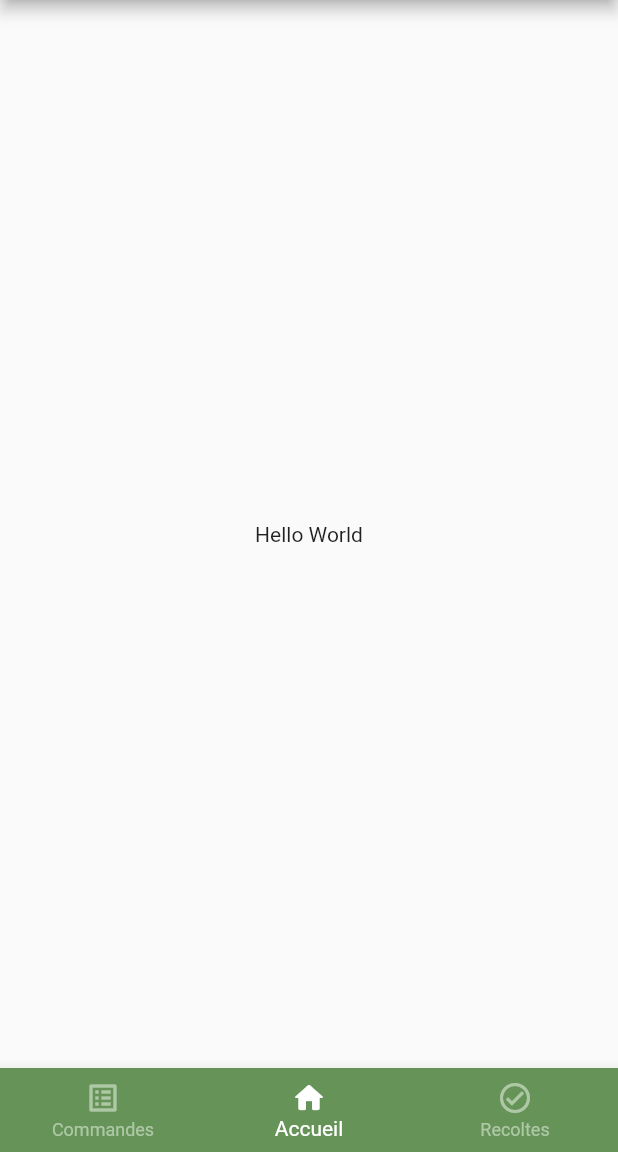
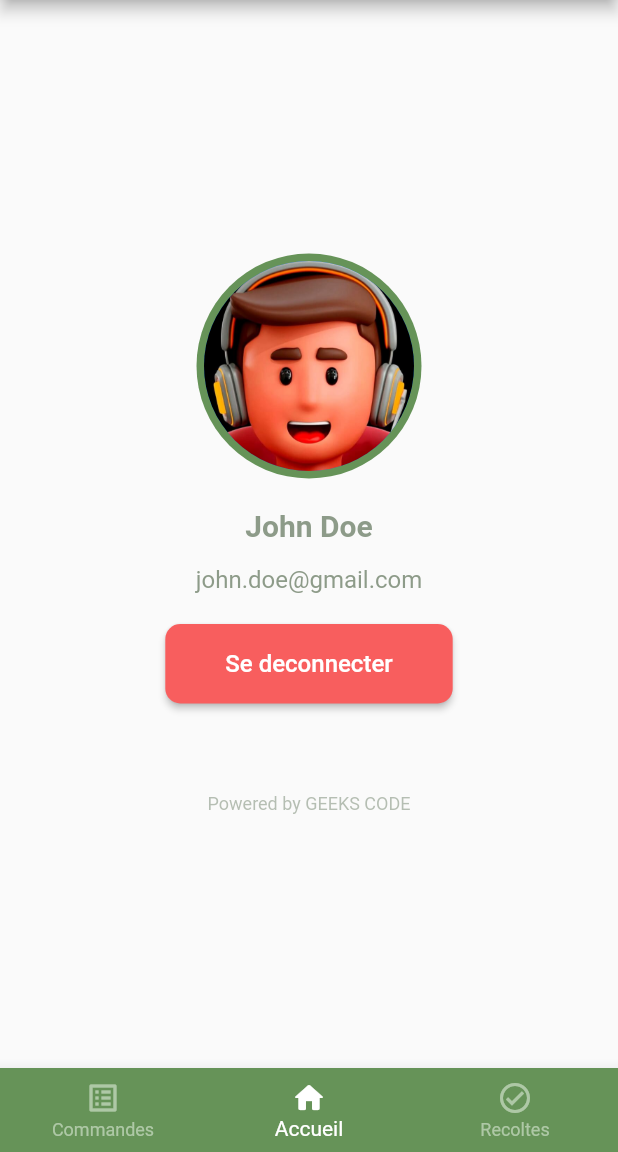
Before and after one commit to agnilondapakou/swipe_app, a Flutter app: the screen it shows after launch, on a phone screen of 412 x 824 dp, the part 84-1236 px from its top. Run offline on Flutter 3.47's test engine with Material 2 defaults, Android fonts, the phone set to English and light mode, and no system bars; Roboto replaces fonts that are missing (Poppins).

Commit message:
firs version off profile page

```diff
--- a/lib/main.dart
+++ b/lib/main.dart
@@ -1,5 +1,5 @@
 import 'package:flutter/material.dart';
-import 'package:swipe_app/pages/entreprise/profile_page.dart';
+import 'package:swipe_app/screens/entreprise/profile_page.dart';
 
 void main() {
   runApp(const MyApp());
@@ -11,10 +11,13 @@ class MyApp extends StatelessWidget {
   // This widget is the root of your application.
   @override
   Widget build(BuildContext context) {
-    return const MaterialApp(
+    return MaterialApp(
       debugShowCheckedModeBanner: false,
       title: 'Swipe App',
-      home: LoginPage(),
+      home: ProfilePage(
+        username: "John Doe",
+        usermail: "john.doe@gmail.com",
+      ),
     );
   }
 }
--- a/lib/pages/entreprise/profile_page.dart
+++ /dev/null
@@ -1,23 +0,0 @@
-import 'package:flutter/material.dart';
-import 'package:swipe_app/widgets/nav_bar_widget.dart';
-import 'package:swipe_app/widgets/top_bar_widget.dart';
-
-class LoginPage extends StatelessWidget {
-  const LoginPage({super.key});
-
-  @override
-  Widget build(BuildContext context) {
-    return Scaffold(
-      appBar: TopBarWidget(
-        title: 'Swipe App',
-        notification_icon: Icon(Icons.notifications_outlined),
-        profile_icon: Icon(Icons.person_outline_rounded),
-        notification_counter: '0',
-      ),
-      bottomNavigationBar: NavBarWidget(),
-      body: Center(
-        child: Text('Hello World'),
-      ),
-    );
-  }
-}
--- /dev/null
+++ b/lib/screens/entreprise/profile_page.dart
@@ -0,0 +1,87 @@
+import 'package:flutter/material.dart';
+import 'package:swipe_app/widgets/nav_bar_widget.dart';
+import 'package:swipe_app/widgets/profile_image_widget.dart';
+import 'package:swipe_app/widgets/top_bar_widget.dart';
+
+class ProfilePage extends StatelessWidget {
+  String username;
+  String usermail;
+  ProfilePage({required this.username, required this.usermail, super.key});
+
+  @override
+  Widget build(BuildContext context) {
+    return Scaffold(
+      appBar: const TopBarWidget(
+        title: 'Swipe App',
+        notification_icon: Icon(Icons.notifications_outlined),
+        profile_icon: Icon(Icons.person_outline_rounded),
+        notification_counter: '0',
+      ),
+      bottomNavigationBar: const NavBarWidget(),
+      body: Scaffold(
+        body: Center(
+          child: Column(
+            mainAxisAlignment: MainAxisAlignment.center,
+            // crossAxisAlignment: CrossAxisAlignment.center,
+            children: [
+              ProfileImageWidget(
+                  profile_image: Image.asset('assets/images/profile.jpg')),
+              const SizedBox(height: 20),
+              Text(
+                username,
+                style: const TextStyle(
+                  fontSize: 20,
+                  fontWeight: FontWeight.bold,
+                  // color code #4D6346
+                  color: Color.fromARGB(160, 77, 99, 70),
+                ),
+              ),
+              const SizedBox(height: 15),
+              Text(
+                usermail,
+                style: const TextStyle(
+                  fontSize: 16,
+                  // color code #4D6346
+                  color: Color.fromARGB(160, 77, 99, 70),
+                ),
+              ),
+              const SizedBox(height: 20),
+              // button logout
+              ElevatedButton(
+                onPressed: () {
+                  // Navigator.pushNamed(context, );
+                },
+                style: ElevatedButton.styleFrom(
+                  backgroundColor: const Color.fromARGB(255, 248, 94, 94),
+                  shape: RoundedRectangleBorder(
+                    borderRadius: BorderRadius.circular(10),
+                  ),
+                  padding:
+                      const EdgeInsets.symmetric(horizontal: 40, vertical: 17),
+                ),
+                child: const Text(
+                  'Se deconnecter',
+                  style: TextStyle(
+                    fontFamily: "Poppins",
+                    fontSize: 16,
+                  ),
+                ),
+              ),
+              const SizedBox(height: 60),
+              // powered by GEEKS CODE
+              const Text(
+                'Powered by GEEKS CODE',
+                style: TextStyle(
+                  fontFamily: "Poppins",
+                  fontSize: 12,
+                  // color code #4D6346
+                  color: Color.fromARGB(101, 77, 99, 70),
+                ),
+              ),
+            ],
+          ),
+        ),
+      ),
+    );
+  }
+}
--- /dev/null
+++ b/lib/widgets/profile_image_widget.dart
@@ -0,0 +1,24 @@
+import 'package:flutter/material.dart';
+
+class ProfileImageWidget extends StatelessWidget
+    implements PreferredSizeWidget {
+  // ignore: non_constant_identifier_names
+  final Image profile_image;
+  // ignore: non_constant_identifier_names
+  const ProfileImageWidget({super.key, required this.profile_image});
+
+  @override
+  Size get preferredSize => const Size.fromHeight(kToolbarHeight);
+
+  @override
+  Widget build(BuildContext context) {
+    return CircleAvatar(
+      radius: 75.0,
+      backgroundColor: const Color(0xFF669358),
+      child: CircleAvatar(
+        radius: 70.0,
+        backgroundImage: profile_image.image,
+      ),
+    );
+  }
+}
--- a/pubspec.yaml
+++ b/pubspec.yaml
@@ -60,6 +60,8 @@ flutter:
   uses-material-design: true
 
   # To add assets to your application, add an assets section, like this:
+  assets:
+    - assets/images/
   # assets:
   #   - images/a_dot_burr.jpeg
   #   - images/a_dot_ham.jpeg
```
Also changed, not shown: assets/images/profile.jpg (added).
